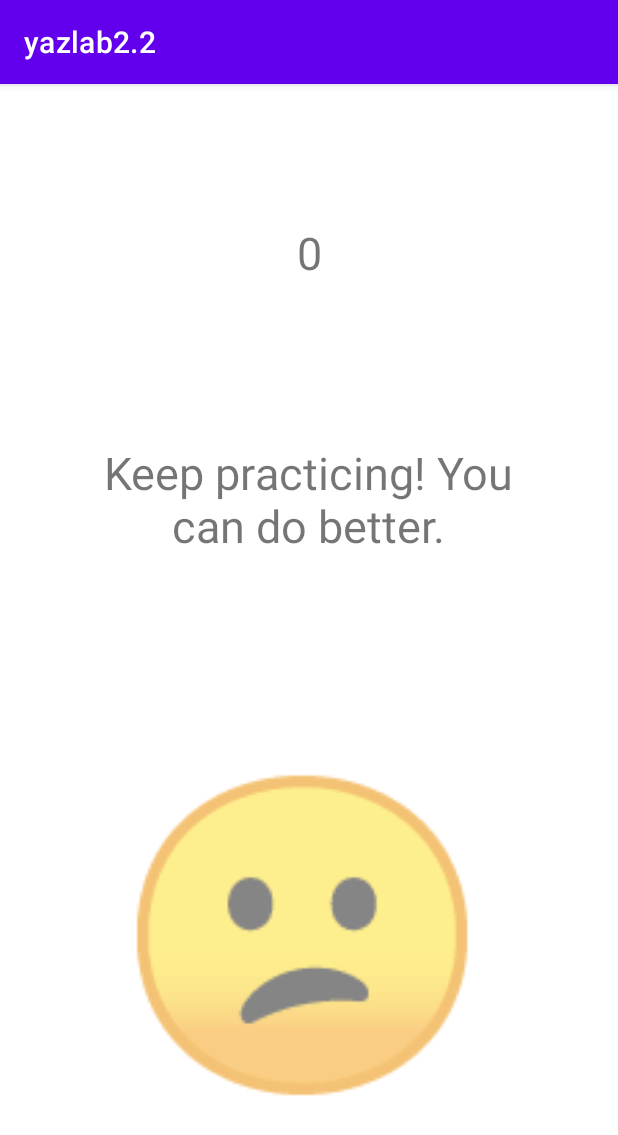
After one commit to yeceylan/yazlab2.2, an Android app: the ScoreBoard screen opened directly, with no data from a screen before it, on a phone screen of 412 x 824 dp. The commit adds this screen. Shown: the top 1135 px of the screen. Run offline under Robolectric (Android 15) with nearby library versions, the phone set to English and light mode, and no system bars; 4 statements that could not run were skipped.

Commit message:
Score page is added.

```diff
--- a/app/src/main/AndroidManifest.xml
+++ b/app/src/main/AndroidManifest.xml
@@ -12,6 +12,9 @@
         android:supportsRtl="true"
         android:theme="@style/Theme.Yazlab22"
         tools:targetApi="31">
+        <activity
+            android:name=".activity.ScoreBoard"
+            android:exported="false" />
         <activity
             android:name=".activity.GameActivity"
             android:exported="false" />
--- /dev/null
+++ b/app/src/main/java/com/yonis/yazlab22/activity/ScoreBoard.kt
@@ -0,0 +1,32 @@
+package com.yonis.yazlab22.activity
+
+import androidx.appcompat.app.AppCompatActivity
+import android.os.Bundle
+import android.widget.TextView
+import com.yonis.yazlab22.R
+
+class ScoreBoard : AppCompatActivity() {
+    override fun onCreate(savedInstanceState: Bundle?) {
+        super.onCreate(savedInstanceState)
+        setContentView(R.layout.activity_score_board)
+        val point = intent.getIntExtra("point", 0)
+        val message = when (point) {
+            in 0..50 -> "Keep practicing! You can do better."
+            in 51..75 -> "Good job! You're getting better."
+            in 76..Int.MAX_VALUE -> "Excellent! You're a pro now."
+            else -> "Invalid score"
+        }
+
+        val emoji = when (point) {
+            in 0..50 -> "😕"
+            in 51..75 -> "😊"
+            in 76..Int.MAX_VALUE -> "👍"
+            else -> "❌"
+        }
+
+        findViewById<TextView>(R.id.scoreTextView).text = point.toString()
+        findViewById<TextView>(R.id.messageTextView).text = message
+        findViewById<TextView>(R.id.emojiTextView).text = emoji
+    }
+
+}
--- a/app/src/main/java/com/yonis/yazlab22/countDownTimer/TimeCounter.kt
+++ b/app/src/main/java/com/yonis/yazlab22/countDownTimer/TimeCounter.kt
@@ -27,6 +27,7 @@ class TimeCounter(private val context: Context, countUpInterval: Long) : CountUp
             GameActivity.courseList.get(rnds).background= R.drawable.ice_background
             GameActivity.courseList.get(rnds).backColor=R.color.ice
             GameActivity.courseList.get(rnds).ice=2
+
         }else{
             if(turkishLetters.contains(stringList.get(0))){
                 GameActivity.courseList.get(rnds).background= R.drawable.rectangle_background
--- /dev/null
+++ b/app/src/main/res/layout/activity_score_board.xml
@@ -0,0 +1,48 @@
+<?xml version="1.0" encoding="utf-8"?>
+<androidx.constraintlayout.widget.ConstraintLayout xmlns:android="http://schemas.android.com/apk/res/android"
+    xmlns:app="http://schemas.android.com/apk/res-auto"
+    xmlns:tools="http://schemas.android.com/tools"
+    android:layout_width="match_parent"
+    android:layout_height="match_parent"
+    tools:context=".activity.ScoreBoard">
+
+
+    <TextView
+        android:id="@+id/scoreTextView"
+        android:layout_width="126dp"
+        android:layout_height="54dp"
+        android:text="Score: 75"
+        android:textAlignment="center"
+        android:textSize="30sp"
+        app:layout_constraintBottom_toTopOf="@id/messageTextView"
+        app:layout_constraintEnd_toEndOf="parent"
+        app:layout_constraintStart_toStartOf="parent"
+        app:layout_constraintTop_toTopOf="parent" />
+
+    <TextView
+        android:id="@+id/messageTextView"
+        android:layout_width="294dp"
+        android:layout_height="93dp"
+        android:text="Good job! You're getting better."
+        android:textAlignment="center"
+        android:textSize="30sp"
+        app:layout_constraintBottom_toTopOf="@+id/emojiTextView"
+        app:layout_constraintEnd_toEndOf="parent"
+        app:layout_constraintHorizontal_bias="0.495"
+        app:layout_constraintStart_toStartOf="parent"
+        app:layout_constraintTop_toBottomOf="@+id/scoreTextView"
+        app:layout_constraintVertical_bias="1.0" />
+
+    <TextView
+        android:id="@+id/emojiTextView"
+        android:layout_width="259dp"
+        android:layout_height="264dp"
+        android:layout_marginBottom="80dp"
+        android:text="😊"
+        android:textSize="200sp"
+        app:layout_constraintBottom_toBottomOf="parent"
+        app:layout_constraintEnd_toEndOf="parent"
+        app:layout_constraintStart_toStartOf="parent" />
+
+
+</androidx.constraintlayout.widget.ConstraintLayout>
```
Also changed, not shown: app/src/main/java/com/yonis/yazlab22/activity/GameActivity.kt (+65 -36 lines).
